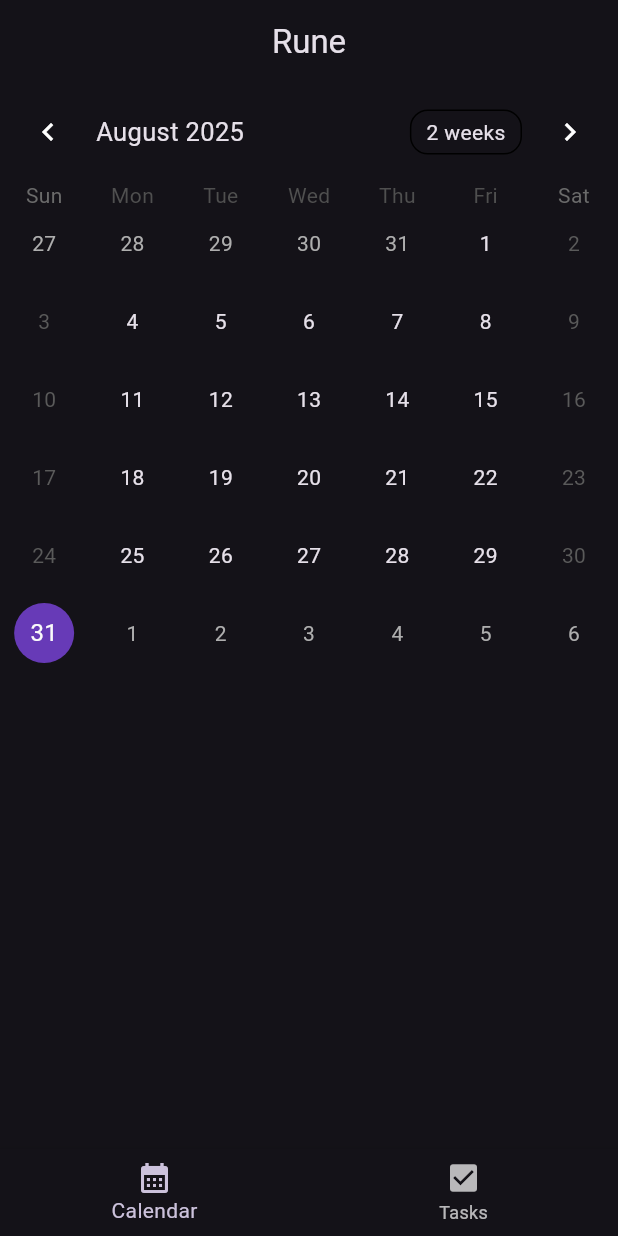
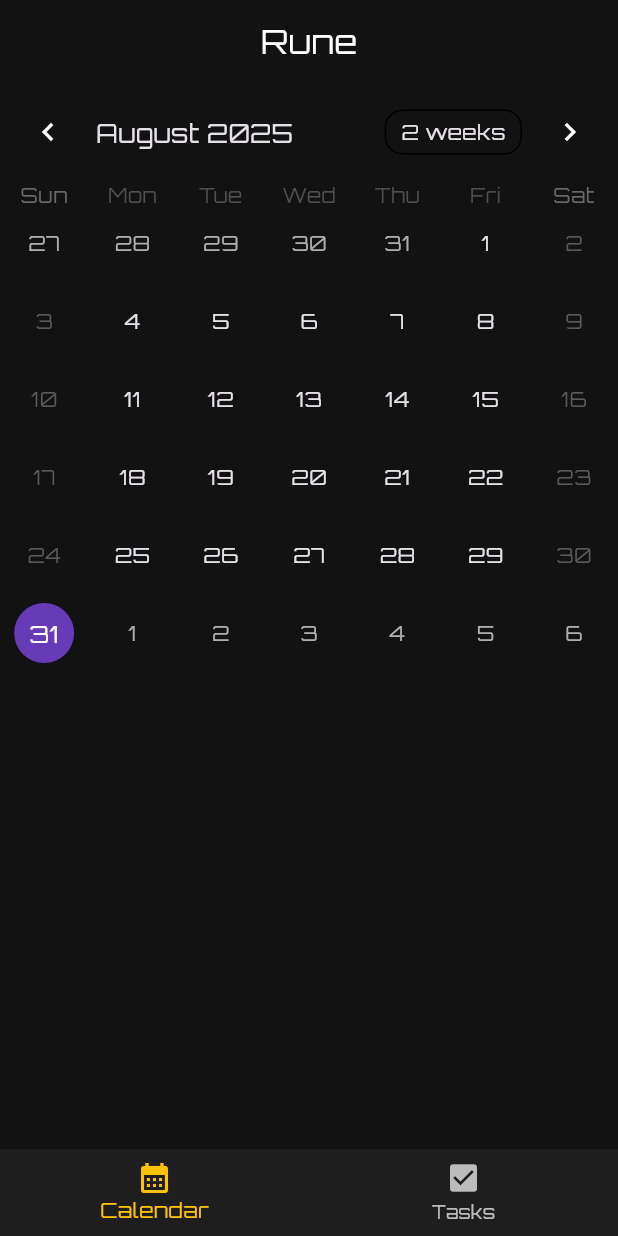
Before and after one commit to aman-sanin/rune-app, a Flutter app: the screen it shows after launch, on a phone screen of 412 x 824 dp. Run offline on Flutter 3.47's test engine with Material 3 defaults, Android fonts, the phone set to English and light mode, and no system bars; drawn by our look-alikes of table_calendar; our stand-ins replace google_fonts.

Commit message:
changed font to orbitron

```diff
--- a/lib/main.dart
+++ b/lib/main.dart
@@ -1,4 +1,5 @@
 import 'package:flutter/material.dart';
+import 'package:google_fonts/google_fonts.dart';
 import 'package:table_calendar/table_calendar.dart';
 
 void main() {
@@ -58,7 +59,25 @@ class _RuneAppState extends State<RuneApp> {
   @override
   Widget build(BuildContext context) {
     return MaterialApp(
-      theme: ThemeData.dark(),
+      theme: ThemeData(
+        brightness: Brightness.dark,
+        textTheme: GoogleFonts.orbitronTextTheme(
+          // Inter is clean, minimal
+          ThemeData.dark().textTheme,
+        ),
+        colorScheme: const ColorScheme.dark(
+          primary: Colors.deepPurple,
+          secondary: Colors.amber,
+          surface: Color(0xFF1E1E1E), // nice modern dark surface
+        ),
+        scaffoldBackgroundColor: const Color(0xFF121212), // pure dark
+        appBarTheme: const AppBarTheme(
+          backgroundColor: Colors.transparent,
+          elevation: 0,
+          centerTitle: true,
+        ),
+      ),
+
       debugShowCheckedModeBanner: false,
       home: Scaffold(
         appBar: AppBar(title: const Text('Rune'), centerTitle: true),
```
